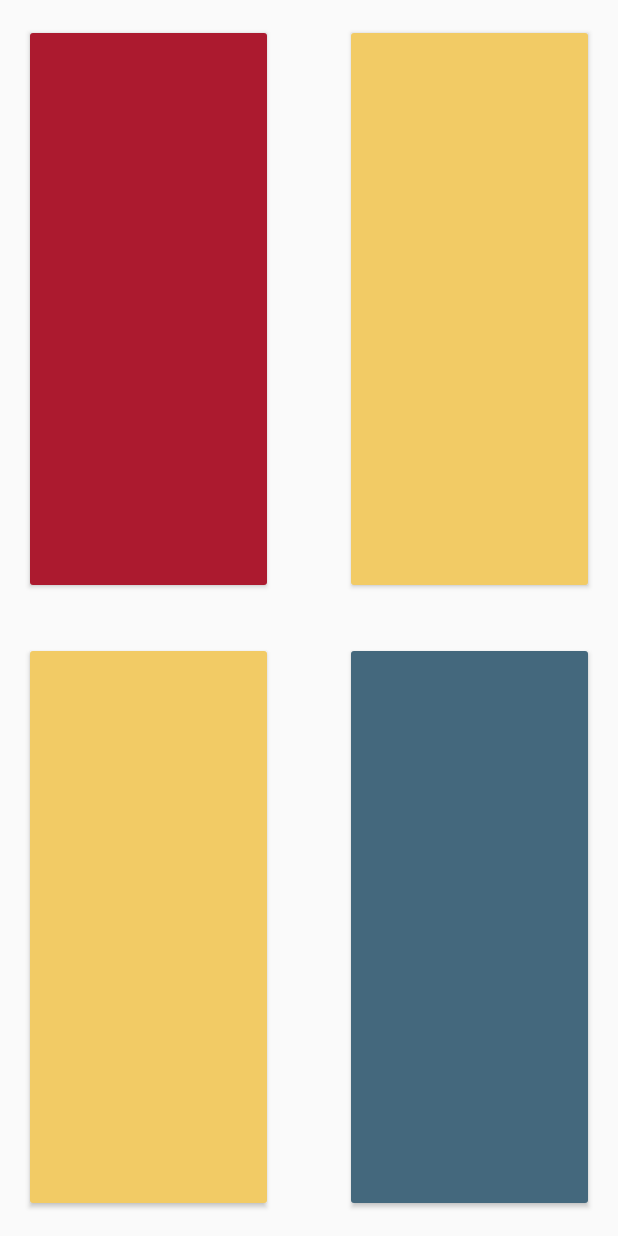
After one commit to jijm/B4-Essteling, an Android app: the layout game_buttons.xml on its own in the app's theme, with its tools: preview values and no code run, on a phone screen of 412 x 824 dp. The commit adds this screen. Run offline under Robolectric (Android 15) with nearby library versions, the phone set to English and light mode, and no system bars.

Commit message:
[Update] Game buttons and score layout added

```diff
--- /dev/null
+++ b/SimonSays/app/src/main/res/layout/game_buttons.xml
@@ -0,0 +1,58 @@
+<?xml version="1.0" encoding="utf-8"?>
+<androidx.constraintlayout.widget.ConstraintLayout xmlns:android="http://schemas.android.com/apk/res/android"
+    xmlns:app="http://schemas.android.com/apk/res-auto"
+    xmlns:tools="http://schemas.android.com/tools"
+    android:layout_width="match_parent"
+    android:layout_height="match_parent"
+    android:layout_margin="16dp"
+    tools:showIn="@layout/activity_game">
+
+    <Button
+        android:id="@+id/redButton"
+        android:layout_width="0dp"
+        android:layout_height="0dp"
+        android:layout_marginEnd="48dp"
+
+        android:layout_marginBottom="32dp"
+        android:backgroundTint="@color/colorPrimary"
+        app:layout_constraintBottom_toTopOf="@+id/greenButton"
+        app:layout_constraintEnd_toStartOf="@+id/yellowButton"
+        app:layout_constraintStart_toStartOf="parent"
+        app:layout_constraintTop_toTopOf="parent" />
+
+    <Button
+        android:id="@+id/yellowButton"
+        android:layout_width="0dp"
+        android:layout_height="0dp"
+        android:layout_marginBottom="32dp"
+
+        android:backgroundTint="@color/colorAccent"
+        app:layout_constraintBottom_toTopOf="@+id/blueButton"
+        app:layout_constraintEnd_toEndOf="parent"
+        app:layout_constraintStart_toEndOf="@+id/redButton"
+        app:layout_constraintTop_toTopOf="parent" />
+
+    <Button
+        android:id="@+id/greenButton"
+        android:layout_width="0dp"
+        android:layout_height="0dp"
+        android:layout_marginEnd="48dp"
+
+        android:backgroundTint="@color/colorAccent"
+        app:layout_constraintBottom_toBottomOf="parent"
+        app:layout_constraintEnd_toStartOf="@+id/blueButton"
+        app:layout_constraintStart_toStartOf="parent"
+        app:layout_constraintTop_toBottomOf="@+id/redButton" />
+
+    <Button
+        android:id="@+id/blueButton"
+        android:layout_width="0dp"
+        android:layout_height="0dp"
+        android:backgroundTint="@color/colorSecondary"
+
+        app:layout_constraintBottom_toBottomOf="parent"
+        app:layout_constraintEnd_toEndOf="parent"
+        app:layout_constraintStart_toEndOf="@+id/greenButton"
+        app:layout_constraintTop_toBottomOf="@+id/yellowButton" />
+
+</androidx.constraintlayout.widget.ConstraintLayout>
--- a/SimonSays/app/src/main/res/values/strings.xml
+++ b/SimonSays/app/src/main/res/values/strings.xml
@@ -1,9 +1,8 @@
 <resources>
     <string name="app_name">SimonSays</string>
 
-    <string name="dummy_button">Dummy Button</string>
-    <string name="dummy_content">DUMMY\nCONTENT</string>
     <string name="title_activity_main">MainActivity</string>
+
     <!-- Strings used for fragments for navigation -->
     <string name="first_fragment_label">First Fragment</string>
     <string name="second_fragment_label">Second Fragment</string>
@@ -12,4 +11,5 @@
 
     <string name="hello_first_fragment">Hello first fragment</string>
     <string name="hello_second_fragment">Hello second fragment. Arg: %1$s</string>
+    <string name="your_score">Your score: </string>
 </resources>
```
Also changed, not shown: SimonSays/app/src/main/res/layout/activity_game.xml (+10 -3 lines), SimonSays/app/src/main/res/layout/game_score.xml (added, +21 -0 lines), SimonSays/app/src/main/java/com/b4/simonsays/GameActivity.java (line endings or trailing spaces).
